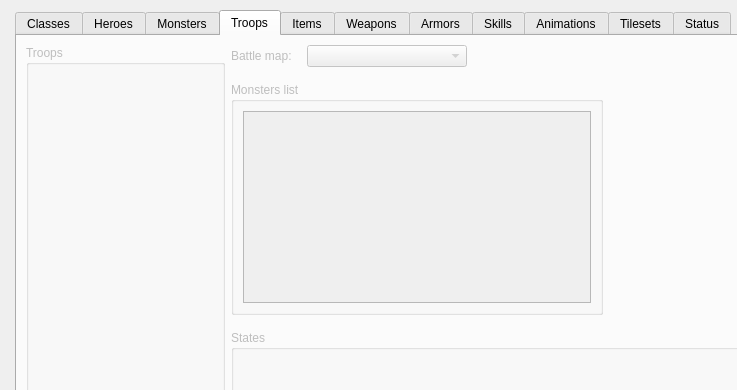
RPG-Paper-Maker/RPG-Paper-Maker, file Dialogs/dialogdatas.ui: the form before one commit; both pictures show x 0 to 737 and y 0 to 390 of the 1000 by 650 pixel window.
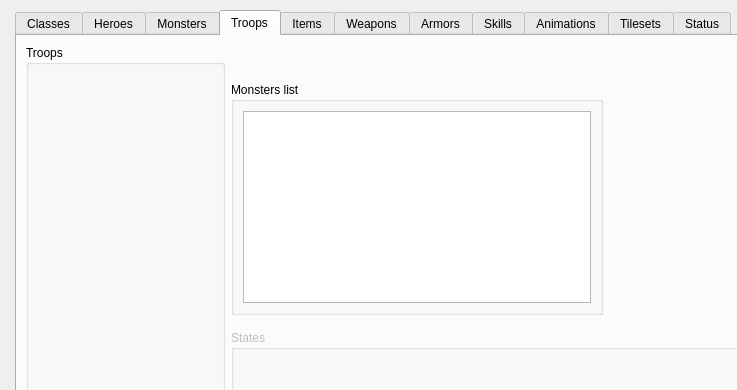
The form after the commit. The open tabs and pages were chosen to show the change. Custom widgets are drawn as their Qt base class.

Commit message: Battle groups of monsters enable

```diff
--- a/Dialogs/dialogdatas.ui
+++ b/Dialogs/dialogdatas.ui
@@ -437,7 +437,7 @@
            <item>
             <widget class="QGroupBox" name="groupBox_19">
              <property name="enabled">
-              <bool>false</bool>
+              <bool>true</bool>
              </property>
              <property name="minimumSize">
               <size>
@@ -481,35 +481,6 @@
              </property>
              <item>
               <layout class="QHBoxLayout" name="horizontalLayout">
-               <item>
-                <widget class="QLabel" name="label_3">
-                 <property name="enabled">
-                  <bool>false</bool>
-                 </property>
-                 <property name="text">
-                  <string>Battle map:</string>
-                 </property>
-                </widget>
-               </item>
-               <item>
-                <widget class="QComboBox" name="comboBox">
-                 <property name="enabled">
-                  <bool>false</bool>
-                 </property>
-                 <property name="minimumSize">
-                  <size>
-                   <width>160</width>
-                   <height>0</height>
-                  </size>
-                 </property>
-                 <property name="maximumSize">
-                  <size>
-                   <width>160</width>
-                   <height>16777215</height>
-                  </size>
-                 </property>
-                </widget>
-               </item>
                <item>
                 <spacer name="horizontalSpacer">
                  <property name="orientation">
@@ -540,7 +511,7 @@
                <item>
                 <widget class="QGroupBox" name="groupBox_3">
                  <property name="enabled">
-                  <bool>false</bool>
+                  <bool>true</bool>
                  </property>
                  <property name="title">
                   <string>Monsters list</string>
@@ -1218,29 +1189,29 @@
   </layout>
  </widget>
  <customwidgets>
-  <customwidget>
-   <class>WidgetSuperTree</class>
-   <extends>QTreeView</extends>
-   <header>widgetsupertree.h</header>
-  </customwidget>
   <customwidget>
    <class>PanelSuperList</class>
    <extends>QWidget</extends>
    <header>panelsuperlist.h</header>
    <container>1</container>
   </customwidget>
-  <customwidget>
-   <class>WidgetPicture</class>
-   <extends>QWidget</extends>
-   <header>widgetpicture.h</header>
-   <container>1</container>
-  </customwidget>
   <customwidget>
    <class>WidgetTilesetSettings</class>
    <extends>QWidget</extends>
    <header>widgettilesetsettings.h</header>
    <container>1</container>
   </customwidget>
+  <customwidget>
+   <class>WidgetPicture</class>
+   <extends>QWidget</extends>
+   <header>widgetpicture.h</header>
+   <container>1</container>
+  </customwidget>
+  <customwidget>
+   <class>WidgetSuperTree</class>
+   <extends>QTreeView</extends>
+   <header>widgetsupertree.h</header>
+  </customwidget>
   <customwidget>
    <class>PanelDatasCharacter</class>
    <extends>QWidget</extends>
```
The commit also changes 14 other files.
